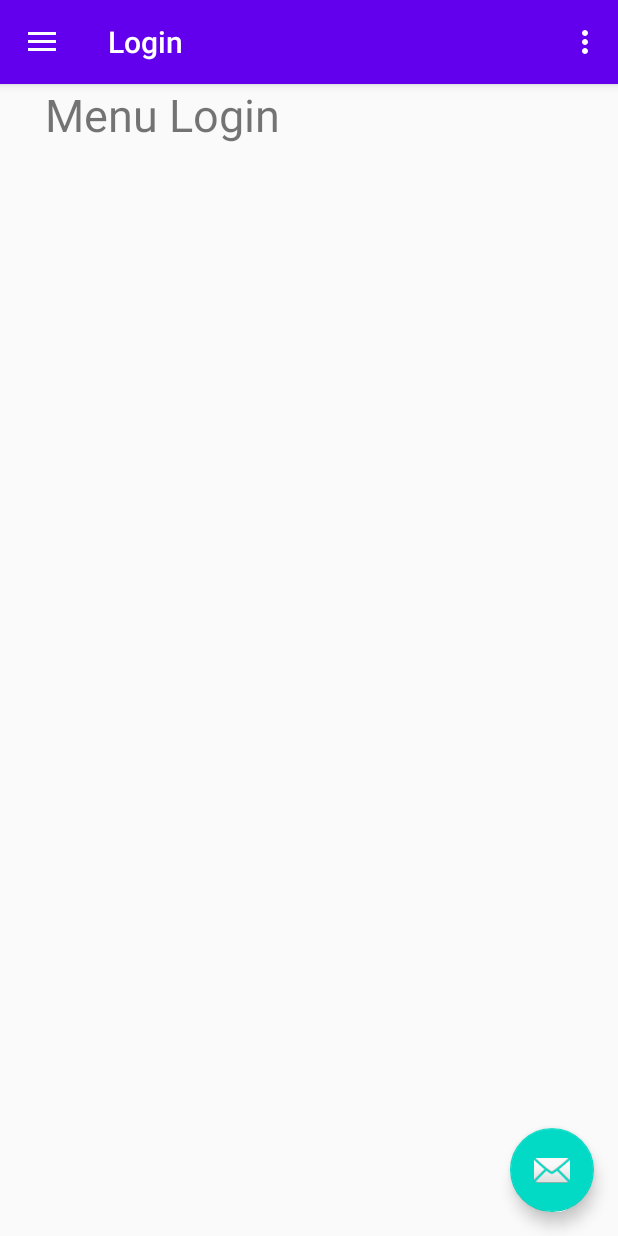
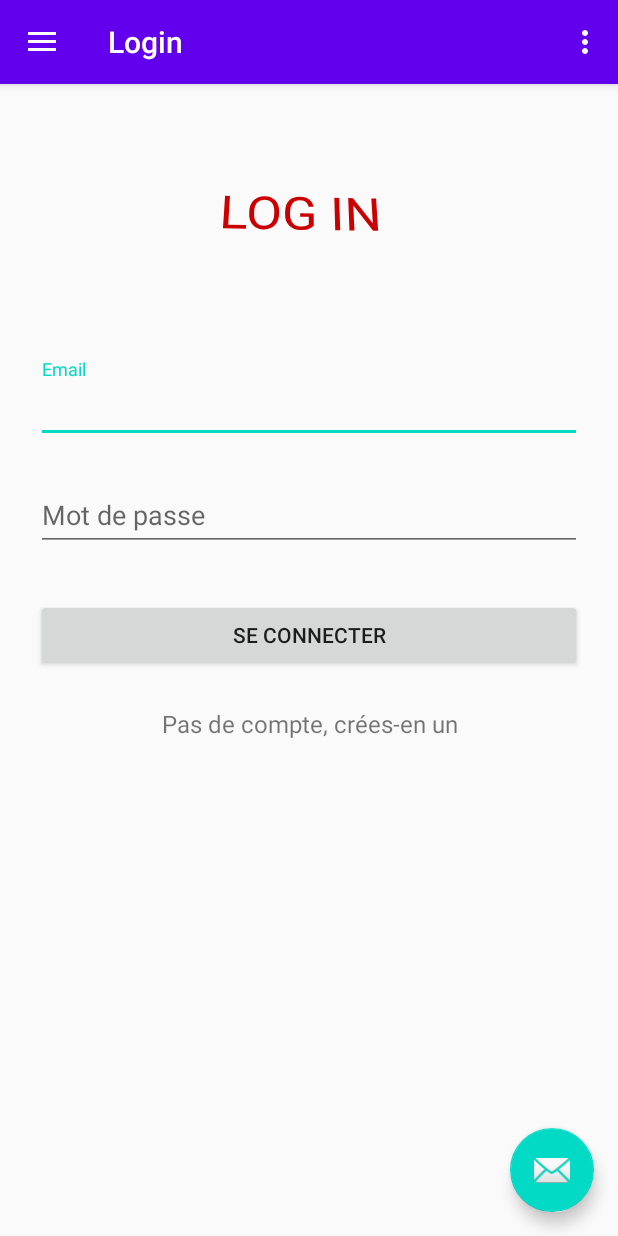
Before and after one commit to AlexisDieu/MobileJustDogIt, an Android app: the screen it shows after launch (NavigationActivity), in the side drawer, after a tap on "Login", on a phone screen of 412 x 824 dp. Run offline under Robolectric (Android 15) with nearby library versions, the phone set to English and light mode, and no system bars; our stand-ins replace navigation-ui.

Commit message:
LoginForm Done

```diff
--- a/app/src/main/res/layout/fragment_login.xml
+++ b/app/src/main/res/layout/fragment_login.xml
@@ -1,17 +1,79 @@
 <?xml version="1.0" encoding="utf-8"?>
 <FrameLayout xmlns:android="http://schemas.android.com/apk/res/android"
-    xmlns:tools="http://schemas.android.com/tools"
-    android:layout_width="match_parent"
-    android:layout_height="match_parent"
-    tools:context=".LoginFragment">
+    android:layout_width="fill_parent"
+    android:layout_height="fill_parent"
+    android:fitsSystemWindows="true">
 
-    <!-- TODO: Update blank fragment layout -->
-    <TextView
-        android:id="@+id/tv_login_title"
-        android:layout_width="300dp"
-        android:layout_height="50dp"
-        android:textSize="30sp"
-        android:layout_marginLeft="30dp"
-        android:text="Menu Login" />
+    <LinearLayout
+        android:orientation="vertical"
+        android:layout_width="match_parent"
+        android:layout_height="wrap_content"
+        android:paddingTop="56dp"
+
+        android:paddingLeft="24dp"
+        android:paddingRight="24dp">
+
+        <TextView
+            android:id="@+id/Txt_login"
+            style="@style/Widget.MaterialComponents.TextView"
+            android:layout_width="354dp"
+            android:layout_height="119dp"
+            android:rotationX="25"
+            android:rotationY="2"
+            android:text="Log in"
+            android:textAlignment="center"
+            android:textAllCaps="true"
+            android:textColor="@android:color/holo_red_dark"
+            android:textSize="36sp" />
+
+        <!-- Email Label -->
+        <com.google.android.material.textfield.TextInputLayout
+            android:layout_width="match_parent"
+            android:layout_height="wrap_content"
+            android:layout_marginTop="8dp"
+            android:layout_marginBottom="8dp">
+            <EditText android:id="@+id/Login_email"
+                android:layout_width="match_parent"
+                android:layout_height="wrap_content"
+                android:inputType="textEmailAddress"
+                android:hint="Email" />
+        </com.google.android.material.textfield.TextInputLayout>
+
+        <!-- Password Label -->
+        <com.google.android.material.textfield.TextInputLayout
+            android:layout_width="match_parent"
+            android:layout_height="wrap_content"
+            android:layout_marginTop="8dp"
+            android:layout_marginBottom="8dp">
+
+            <EditText
+                android:id="@+id/MotDePasse"
+                android:layout_width="match_parent"
+                android:layout_height="wrap_content"
+                android:hint="Mot de passe"
+                android:inputType="textPassword" />
+        </com.google.android.material.textfield.TextInputLayout>
+
+        <androidx.appcompat.widget.AppCompatButton
+            android:id="@+id/btn_login"
+            android:layout_width="fill_parent"
+            android:layout_height="wrap_content"
+            android:layout_marginTop="24dp"
+            android:layout_marginBottom="24dp"
+            android:padding="12dp"
+            android:text="Se connecter" />
+
+        <TextView
+            android:id="@+id/link_Connecter"
+            android:layout_width="fill_parent"
+            android:layout_height="wrap_content"
+            android:layout_marginBottom="24dp"
+            android:gravity="center"
+            android:text="Pas de compte, crées-en un"
+            android:textSize="16dip" />
+
+
+
+    </LinearLayout>/>
 
 </FrameLayout>
```
